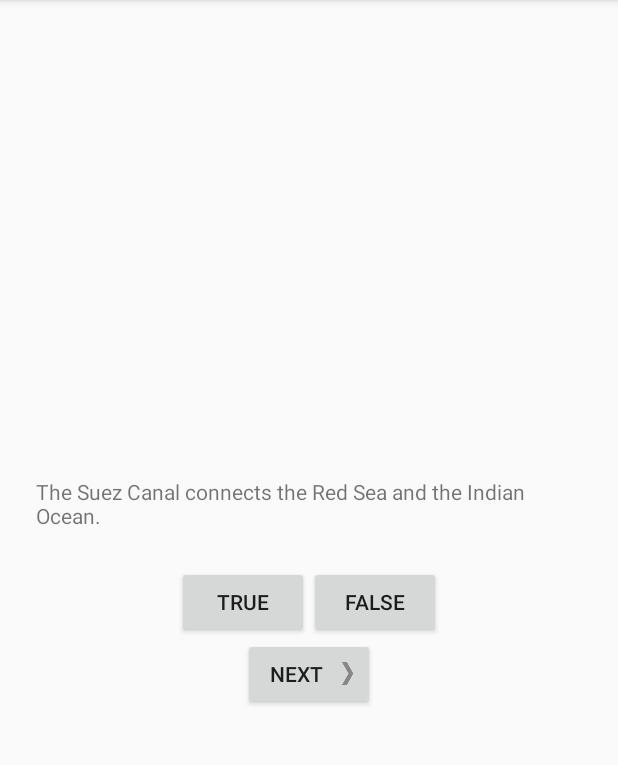
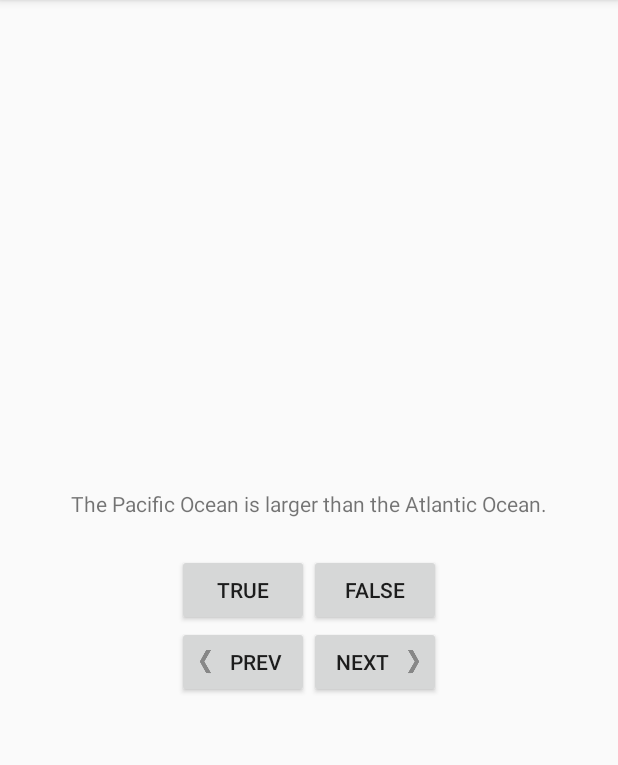
Before and after one commit to Elenaires/GeoQuizChallenge, an Android app: the screen it shows after launch (QuizActivity), after a tap on "NEXT", on a phone screen of 412 x 824 dp, the part 84-849 px from its top. Run offline under Robolectric (Android 15) with nearby library versions, the phone set to English and light mode, and no system bars; 2 other taps on this screen came first.

Commit message:
add previous button

```diff
--- a/app/src/main/java/com/bignerdranch/android/geoquiz/QuizActivity.java
+++ b/app/src/main/java/com/bignerdranch/android/geoquiz/QuizActivity.java
@@ -14,6 +14,7 @@ public class QuizActivity extends AppCompatActivity {
     private Button mFalseButton;
     private TextView mQuestionTextView;
     private Button mNextButton;
+    private Button mPrevButton;
 
     private Question[] mQuestionBank = new Question[] {
          new Question(R.string.question_oceans, true),
@@ -73,6 +74,18 @@ public class QuizActivity extends AppCompatActivity {
                 updateQuestion();
             }
         });
+
+        mPrevButton = findViewById(R.id.back_button);
+        mPrevButton.setOnClickListener(new View.OnClickListener() {
+            @Override
+            public void onClick(View v) {
+                if(mCurrentIndex == 0) {
+                    mCurrentIndex = mQuestionBank.length - 1;
+                }
+                mCurrentIndex--;
+                updateQuestion();
+            }
+        });
     }
 
     private void updateQuestion() {
--- a/app/src/main/res/layout/activity_quiz.xml
+++ b/app/src/main/res/layout/activity_quiz.xml
@@ -30,12 +30,27 @@
 
     </LinearLayout>
 
-    <Button
-        android:id="@+id/next_button"
+    <LinearLayout
         android:layout_width="wrap_content"
         android:layout_height="wrap_content"
-        android:text="@string/next_button"
-        android:drawableRight="@drawable/arrow_right"
-        android:drawablePadding="4dp"/>
+        android:orientation="horizontal" >
+
+        <Button
+            android:id="@+id/next_button"
+            android:layout_width="wrap_content"
+            android:layout_height="wrap_content"
+            android:text="@string/prev_button"
+            android:drawableLeft="@drawable/arrow_left"
+            android:drawablePadding="4dp"/>
+
+        <Button
+            android:id="@+id/back_button"
+            android:layout_width="wrap_content"
+            android:layout_height="wrap_content"
+            android:text="@string/next_button"
+            android:drawableRight="@drawable/arrow_right"
+            android:drawablePadding="4dp"/>
+
+    </LinearLayout>
 
 </LinearLayout>
--- a/app/src/main/res/values/strings.xml
+++ b/app/src/main/res/values/strings.xml
@@ -7,6 +7,7 @@
     <string name="correct_toast">Correct!</string>
     <string name="incorrect_toast">Incorrect!</string>
     <string name="next_button">Next</string>
+    <string name="prev_button">Prev</string>
     <string name="question_oceans">The Pacific Ocean is larger than the Atlantic Ocean.</string>
     <string name="question_mideast">The Suez Canal connects the Red Sea and the Indian Ocean.</string>
     <string name="question_africa">The source of the Nile River is in Egypt.</string>
```
